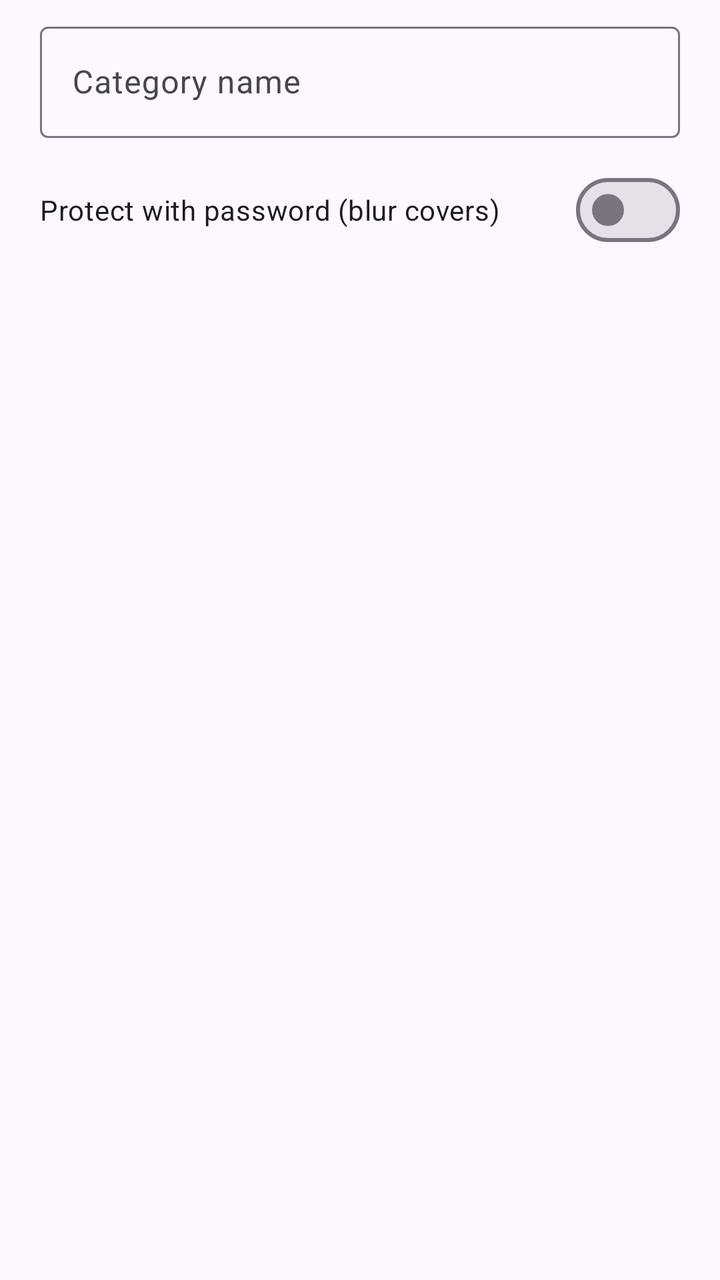
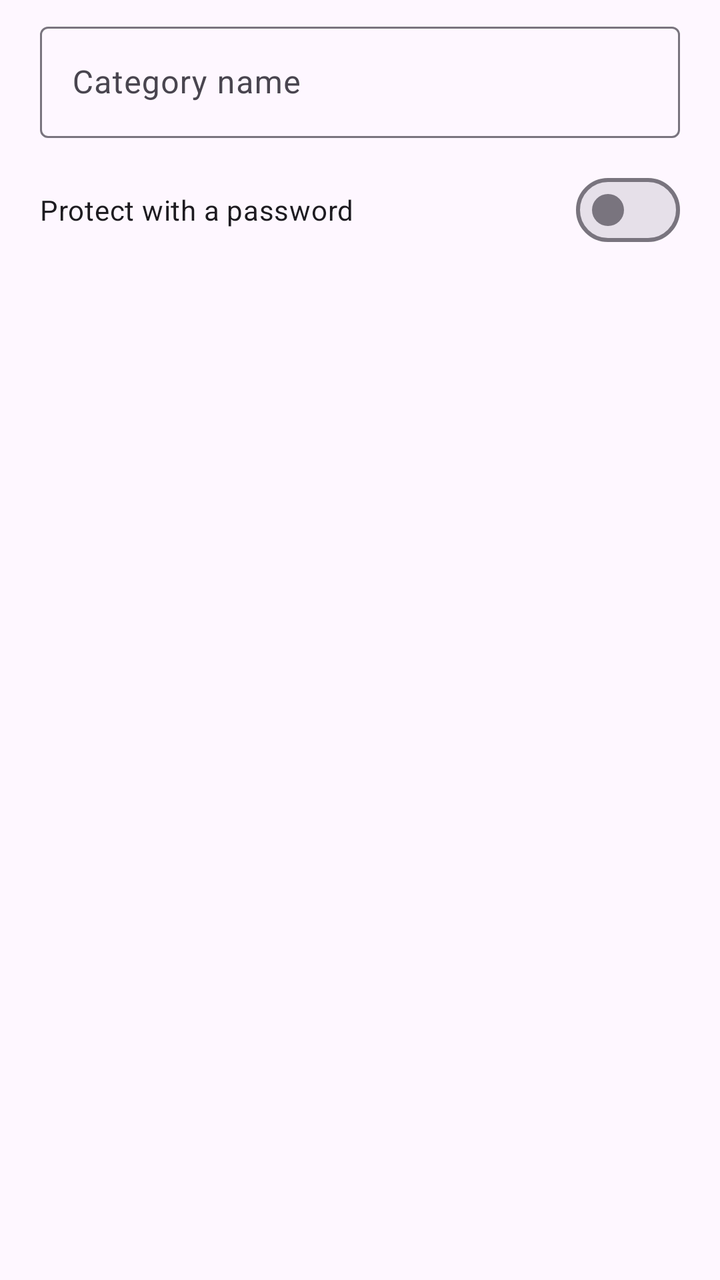

An Android layout rendered at two revisions. The XML below is the earlier revision; the diff shows what the commit changed to produce the second picture.
<!-- AndroidManifest.xml: application theme Theme.MyVideoLibrary -->
<!-- res/layout/dialog_edit_category.xml -->
<?xml version="1.0" encoding="utf-8"?>
<LinearLayout xmlns:android="http://schemas.android.com/apk/res/android"
    xmlns:app="http://schemas.android.com/apk/res-auto"
    android:layout_width="match_parent"
    android:layout_height="wrap_content"
    android:orientation="vertical"
    android:paddingHorizontal="20dp"
    android:paddingTop="8dp">

    <com.google.android.material.textfield.TextInputLayout
        style="@style/Widget.Material3.TextInputLayout.OutlinedBox"
        android:layout_width="match_parent"
        android:layout_height="wrap_content"
        android:hint="@string/category_hint">

        <com.google.android.material.textfield.TextInputEditText
            android:id="@+id/nameInput"
            android:layout_width="match_parent"
            android:layout_height="wrap_content"
            android:inputType="text"
            android:maxLines="1" />
    </com.google.android.material.textfield.TextInputLayout>

    
    <com.google.android.material.materialswitch.MaterialSwitch
        android:id="@+id/protectSwitch"
        android:layout_width="match_parent"
        android:layout_height="wrap_content"
        android:layout_marginTop="12dp"
        android:text="@string/protect_section" />

    <com.google.android.material.textfield.TextInputLayout
        android:id="@+id/passwordLayout"
        style="@style/Widget.Material3.TextInputLayout.OutlinedBox"
        android:layout_width="match_parent"
        android:layout_height="wrap_content"
        android:layout_marginTop="8dp"
        android:visibility="gone"
        app:endIconMode="password_toggle"
        android:hint="@string/section_password_hint">

        <com.google.android.material.textfield.TextInputEditText
            android:id="@+id/passwordInput"
            android:layout_width="match_parent"
            android:layout_height="wrap_content"
            android:inputType="textPassword"
            android:maxLines="1" />
    </com.google.android.material.textfield.TextInputLayout>
</LinearLayout>
<!-- resources referenced by this layout -->
<resources>
  <string name="category_hint">Category name</string>
  <string name="protect_section">Protect with password (blur covers)</string>
  <string name="section_password_hint">Section password</string>
  <style name="Theme.MyVideoLibrary" parent="Theme.Material3.DayNight.NoActionBar">
          <item name="colorPrimary">@color/brand_primary</item>
          <item name="colorPrimaryDark">@color/brand_primary_dark</item>
          <item name="colorSecondary">@color/brand_secondary</item>
          <item name="colorTertiary">@color/brand_accent</item>
          <item name="android:statusBarColor">?attr/colorSurface</item>
          <item name="android:windowLightStatusBar" tools:targetApi="m">true</item>
          
          <item name="toolbarStyle">@style/Widget.App.Toolbar</item>
      </style>
  <color name="brand_primary">#6750A4</color>
  <color name="brand_primary_dark">#4F378B</color>
  <color name="brand_secondary">#625B71</color>
  <color name="brand_accent">#7D5260</color>
  <style name="Widget.App.Toolbar" parent="Widget.Material3.Toolbar.OnSurface">
          <item name="navigationIconTint">?attr/colorOnSurface</item>
          <item name="titleTextColor">?attr/colorOnSurface</item>
          <item name="titleTextAppearance">@style/TextAppearance.App.ToolbarTitle</item>
          <item name="android:background">?attr/colorSurface</item>
      </style>
  <style name="TextAppearance.App.ToolbarTitle" parent="TextAppearance.Material3.TitleLarge">
          <item name="android:textStyle">bold</item>
      </style>
</resources>

<!-- the commit's change to res/layout/dialog_edit_category.xml (unified diff, before → after) -->
@@ -29,21 +29,61 @@
         android:layout_marginTop="12dp"
         android:text="@string/protect_section" />
 
-    <com.google.android.material.textfield.TextInputLayout
-        android:id="@+id/passwordLayout"
-        style="@style/Widget.Material3.TextInputLayout.OutlinedBox"
+    
+    <LinearLayout
+        android:id="@+id/protectOptions"
         android:layout_width="match_parent"
         android:layout_height="wrap_content"
-        android:layout_marginTop="8dp"
-        android:visibility="gone"
-        app:endIconMode="password_toggle"
-        android:hint="@string/section_password_hint">
+        android:orientation="vertical"
+        android:visibility="gone">
 
-        <com.google.android.material.textfield.TextInputEditText
-            android:id="@+id/passwordInput"
+        <TextView
             android:layout_width="match_parent"
             android:layout_height="wrap_content"
-            android:inputType="textPassword"
-            android:maxLines="1" />
-    </com.google.android.material.textfield.TextInputLayout>
+            android:layout_marginTop="8dp"
+            android:text="@string/protection_mode_label"
+            android:textAppearance="?attr/textAppearanceLabelLarge" />
+
+        <RadioGroup
+            android:id="@+id/modeGroup"
+            android:layout_width="match_parent"
+            android:layout_height="wrap_content"
+            android:layout_marginTop="4dp">
+
+            <com.google.android.material.radiobutton.MaterialRadioButton
+                android:id="@+id/modeObscured"
+                android:layout_width="match_parent"
+                android:layout_height="wrap_content"
+                android:text="@string/mode_obscured" />
+
+            <com.google.android.material.radiobutton.MaterialRadioButton
+                android:id="@+id/modeVisible"
+                android:layout_width="match_parent"
+                android:layout_height="wrap_content"
+                android:text="@string/mode_visible" />
+
+            <com.google.android.material.radiobutton.MaterialRadioButton
+                android:id="@+id/modeHidden"
+                android:layout_width="match_parent"
+                android:layout_height="wrap_content"
+                android:text="@string/mode_hidden" />
+        </RadioGroup>
+
+        <com.google.android.material.textfield.TextInputLayout
+            android:id="@+id/passwordLayout"
+            style="@style/Widget.Material3.TextInputLayout.OutlinedBox"
+            android:layout_width="match_parent"
+            android:layout_height="wrap_content"
+            android:layout_marginTop="8dp"
+            app:endIconMode="password_toggle"
+            android:hint="@string/section_password_hint">
+
+            <com.google.android.material.textfield.TextInputEditText
+                android:id="@+id/passwordInput"
+                android:layout_width="match_parent"
+                android:layout_height="wrap_content"
+                android:inputType="textPassword"
+                android:maxLines="1" />
+        </com.google.android.material.textfield.TextInputLayout>
+    </LinearLayout>
 </LinearLayout>
<!-- resource entries referenced after the edit -->
@@ -1,7 +1,11 @@
 <!-- resources referenced by this layout -->
 <resources>
   <string name="category_hint">Category name</string>
-  <string name="protect_section">Protect with password (blur covers)</string>
+  <string name="mode_hidden">Hidden from the library</string>
+  <string name="mode_obscured">Blur the cover (same size)</string>
+  <string name="mode_visible">Ask password to open (cover visible)</string>
+  <string name="protect_section">Protect with a password</string>
+  <string name="protection_mode_label">When protected, show it as:</string>
   <string name="section_password_hint">Section password</string>
   <style name="Theme.MyVideoLibrary" parent="Theme.Material3.DayNight.NoActionBar">
           <item name="colorPrimary">@color/brand_primary</item>
